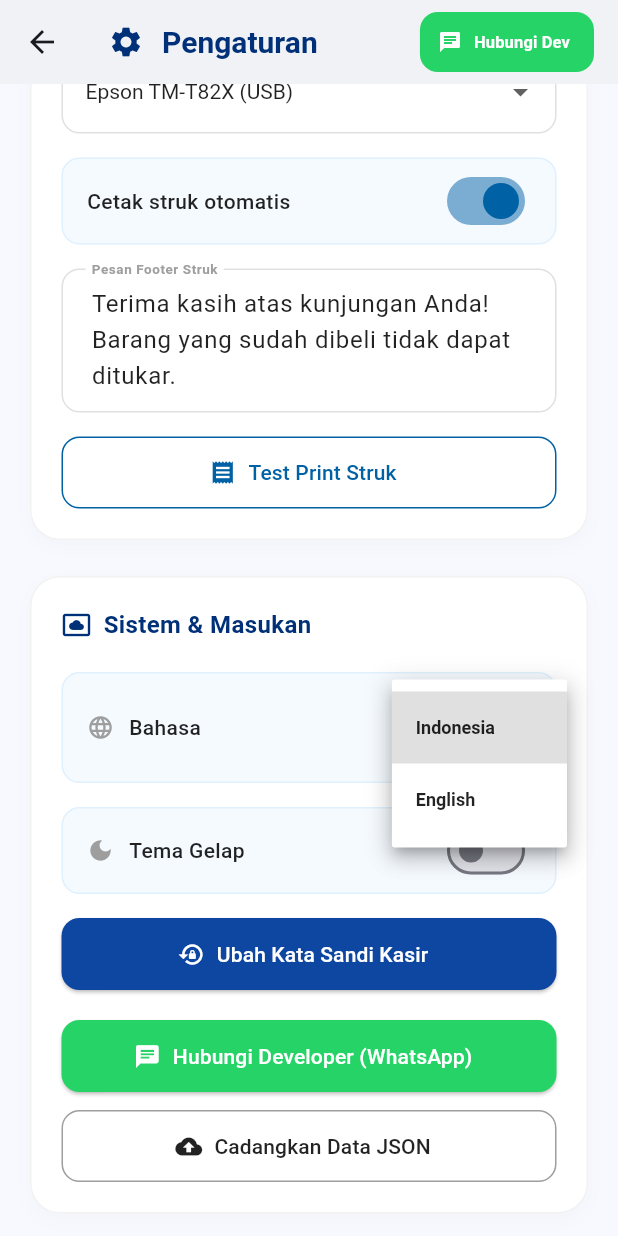
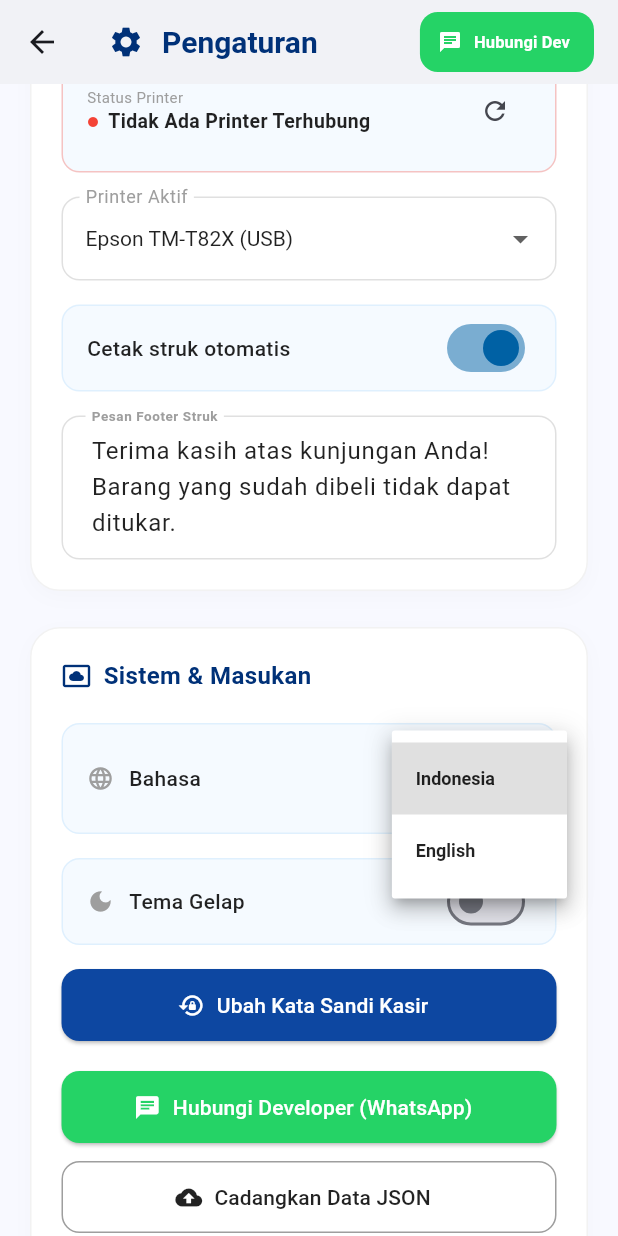
Before and after one commit to Xeerodev/kasirku_app, a Flutter app: the SettingsScreen screen opened directly, scrolled down 576 dp, after a tap on "Indonesia", on a phone screen of 412 x 824 dp. Run offline on Flutter 3.47's test engine with Material 3 defaults, Android fonts, the phone set to English and light mode, and no system bars; our stand-ins replace google_fonts, image_picker, pdf, permission_handler, shared_preferences; missing offline and left inert: blue_thermal_printer, excel; accounts and stored records are empty; network calls fail.

Commit message:
fitur: integrasi penuh printer struk bluetooth dan indikator status koneksi

```diff
--- a/lib/screens/settings_screen.dart
+++ b/lib/screens/settings_screen.dart
@@ -1,10 +1,12 @@
 import 'dart:convert';
+import 'package:flutter/foundation.dart';
 import 'package:flutter/material.dart';
 import 'package:provider/provider.dart';
 import 'package:url_launcher/url_launcher.dart';
 import 'package:image_picker/image_picker.dart';
 import '../providers/pos_provider.dart';
 import '../models/store_profile.dart';
+import '../services/printer_service.dart';
 
 class SettingsScreen extends StatefulWidget {
   const SettingsScreen({super.key});
@@ -19,6 +21,8 @@ class _SettingsScreenState extends State<SettingsScreen> {
   late TextEditingController _phoneController;
   late TextEditingController _cashierController;
   late TextEditingController _footerController;
+  final PrinterService _printerService = PrinterService();
+  bool _isPrinterConnected = false;
 
   @override
   void initState() {
@@ -29,6 +33,13 @@ class _SettingsScreenState extends State<SettingsScreen> {
     _phoneController = TextEditingController(text: provider.storeProfile.phone);
     _cashierController = TextEditingController(text: provider.storeProfile.cashierName);
     _footerController = TextEditingController(text: provider.footerMessage);
+    _checkPrinterStatus();
+  }
+
+  Future<void> _checkPrinterStatus() async {
+    if (kIsWeb) return;
+    bool connected = await _printerService.isConnected();
+    setState(() => _isPrinterConnected = connected);
   }
 
   @override
@@ -42,7 +53,7 @@ class _SettingsScreenState extends State<SettingsScreen> {
   }
 
   void _handleContactDev() async {
-    final url = Uri.parse('https://wa.me/6283164004093?text=mau%20kasih%20masukan');
+    final url = Uri.parse('https://wa.me/6283164004093?text=Halo%20Developer%20Kasirku');
     if (!await launchUrl(url)) {
       if (mounted) ScaffoldMessenger.of(context).showSnackBar(const SnackBar(content: Text('Tidak dapat membuka WhatsApp')));
     }
@@ -196,6 +207,7 @@ class _SettingsScreenState extends State<SettingsScreen> {
   Widget build(BuildContext context) {
     final provider = Provider.of<PosProvider>(context);
     final isDark = provider.isDarkMode;
+    final lang = provider.language;
 
     return Scaffold(
       backgroundColor: isDark ? const Color(0xFF0B1C30) : const Color(0xFFF8F9FF),
@@ -215,7 +227,7 @@ class _SettingsScreenState extends State<SettingsScreen> {
             child: TextButton.icon(
               onPressed: _handleContactDev,
               icon: const Icon(Icons.chat, size: 16, color: Colors.white),
-              label: const Text('Hubungi Dev', style: TextStyle(color: Colors.white, fontSize: 11, fontWeight: FontWeight.bold)),
+              label: Text(lang == 'Indonesia' ? 'Hubungi Dev' : 'Contact Dev', style: const TextStyle(color: Colors.white, fontSize: 11, fontWeight: FontWeight.bold)),
               style: TextButton.styleFrom(backgroundColor: const Color(0xFF25D366), shape: RoundedRectangleBorder(borderRadius: BorderRadius.circular(12))),
             ),
           ),
@@ -254,7 +266,7 @@ class _SettingsScreenState extends State<SettingsScreen> {
                           ),
                           TextButton(
                             onPressed: () => _handleLogoPick(context, provider),
-                            child: Text(provider.language == 'Indonesia' ? 'Ubah Logo' : 'Change Logo', style: TextStyle(fontSize: 11, fontWeight: FontWeight.bold, color: isDark ? Colors.lightBlueAccent : const Color(0xFF0D47A1))),
+                            child: Text(lang == 'Indonesia' ? 'Ubah Logo' : 'Change Logo', style: TextStyle(fontSize: 11, fontWeight: FontWeight.bold, color: isDark ? Colors.lightBlueAccent : const Color(0xFF0D47A1))),
                           ),
                         ],
                       ),
@@ -262,18 +274,18 @@ class _SettingsScreenState extends State<SettingsScreen> {
                       Expanded(
                         child: Column(
                           children: [
-                            _buildTextField(controller: _nameController, label: provider.language == 'Indonesia' ? 'Nama Toko' : 'Store Name', isDark: isDark),
+                            _buildTextField(controller: _nameController, label: lang == 'Indonesia' ? 'Nama Toko' : 'Store Name', isDark: isDark),
                             const SizedBox(height: 12),
-                            _buildTextField(controller: _cashierController, label: provider.language == 'Indonesia' ? 'Nama Kasir' : 'Cashier Name', isDark: isDark),
+                            _buildTextField(controller: _cashierController, label: lang == 'Indonesia' ? 'Nama Kasir' : 'Cashier Name', isDark: isDark),
                           ],
                         ),
                       ),
                     ],
                   ),
                   const SizedBox(height: 12),
-                  _buildTextField(controller: _addressController, label: provider.language == 'Indonesia' ? 'Alamat' : 'Address', maxLines: 2, isDark: isDark),
+                  _buildTextField(controller: _addressController, label: lang == 'Indonesia' ? 'Alamat' : 'Address', maxLines: 2, isDark: isDark),
                   const SizedBox(height: 12),
-                  _buildTextField(controller: _phoneController, label: provider.language == 'Indonesia' ? 'Nomor Telepon' : 'Phone Number', isDark: isDark),
+                  _buildTextField(controller: _phoneController, label: lang == 'Indonesia' ? 'Nomor Telepon' : 'Phone Number', isDark: isDark),
                   const SizedBox(height: 20),
                   ElevatedButton(
                     onPressed: () {
@@ -285,10 +297,10 @@ class _SettingsScreenState extends State<SettingsScreen> {
                         logoUrl: provider.storeProfile.logoUrl,
                         isConfigured: true,
                       ));
-                      _showFloatingPopup(context, provider.language == 'Indonesia' ? 'Profil berhasil disimpan' : 'Profile saved successfully', isError: false);
+                      _showFloatingPopup(context, lang == 'Indonesia' ? 'Profil berhasil disimpan' : 'Profile saved successfully', isError: false);
                     },
                     style: ElevatedButton.styleFrom(backgroundColor: const Color(0xFF0061A4), foregroundColor: Colors.white, minimumSize: const Size.fromHeight(48), shape: RoundedRectangleBorder(borderRadius: BorderRadius.circular(12))),
-                    child: Text(provider.language == 'Indonesia' ? 'Simpan Profil & Kasir' : 'Save Profile & Cashier', style: const TextStyle(fontWeight: FontWeight.bold)),
+                    child: Text(lang == 'Indonesia' ? 'Simpan Profil & Kasir' : 'Save Profile & Cashier', style: const TextStyle(fontWeight: FontWeight.bold)),
                   ),
                 ],
               ),
@@ -303,12 +315,49 @@ class _SettingsScreenState extends State<SettingsScreen> {
               isDark: isDark,
               child: Column(
                 children: [
+                  Container(
+                    padding: const EdgeInsets.all(16),
+                    decoration: BoxDecoration(
+                      color: isDark ? Colors.white.withOpacity(0.05) : const Color(0xFFF5FAFF),
+                      borderRadius: BorderRadius.circular(12),
+                      border: Border.all(color: _isPrinterConnected ? Colors.green.withOpacity(0.3) : Colors.red.withOpacity(0.3)),
+                    ),
+                    child: Row(
+                      mainAxisAlignment: MainAxisAlignment.spaceBetween,
+                      children: [
+                        Column(
+                          crossAxisAlignment: CrossAxisAlignment.start,
+                          children: [
+                            Text(lang == 'Indonesia' ? 'Status Printer' : 'Printer Status', style: const TextStyle(fontSize: 10, color: Colors.grey)),
+                            Row(
+                              children: [
+                                Icon(Icons.circle, size: 8, color: _isPrinterConnected ? Colors.green : Colors.red),
+                                const SizedBox(width: 6),
+                                Text(
+                                  _isPrinterConnected
+                                    ? (lang == 'Indonesia' ? 'Terhubung' : 'Connected')
+                                    : (lang == 'Indonesia' ? 'Tidak Ada Printer Terhubung' : 'No Printer Connected'),
+                                  style: TextStyle(fontWeight: FontWeight.bold, fontSize: 13, color: isDark ? Colors.white70 : Colors.black87),
+                                ),
+                              ],
+                            ),
+                          ],
+                        ),
+                        IconButton(
+                          onPressed: _checkPrinterStatus,
+                          icon: const Icon(Icons.refresh, size: 20),
+                          tooltip: lang == 'Indonesia' ? 'Cek Koneksi' : 'Check Status',
+                        )
+                      ],
+                    ),
+                  ),
+                  const SizedBox(height: 16),
                   DropdownButtonFormField<String>(
                     dropdownColor: isDark ? const Color(0xFF12253C) : Colors.white,
                     value: provider.activePrinter,
                     style: TextStyle(color: isDark ? Colors.white : Colors.black87),
                     decoration: InputDecoration(
-                      labelText: provider.language == 'Indonesia' ? 'Printer Aktif' : 'Active Printer',
+                      labelText: lang == 'Indonesia' ? 'Printer Aktif' : 'Active Printer',
                       labelStyle: TextStyle(color: isDark ? Colors.white70 : Colors.grey),
                       border: const OutlineInputBorder(borderRadius: BorderRadius.all(Radius.circular(12))),
                       enabledBorder: OutlineInputBorder(borderRadius: const BorderRadius.all(Radius.circular(12)), borderSide: BorderSide(color: isDark ? Colors.white10 : Colors.grey.shade300)),
@@ -318,25 +367,13 @@ class _SettingsScreenState extends State<SettingsScreen> {
                   ),
                   const SizedBox(height: 16),
                   _buildSwitchRow(
-                    label: provider.language == 'Indonesia' ? 'Cetak struk otomatis' : 'Auto print receipt',
+                    label: lang == 'Indonesia' ? 'Cetak struk otomatis' : 'Auto print receipt',
                     value: provider.autoPrintReceipt,
                     onChanged: (val) => provider.updatePrinterSettings(autoPrint: val),
                     isDark: isDark,
                   ),
                   const SizedBox(height: 16),
-                  _buildTextField(controller: _footerController, label: provider.language == 'Indonesia' ? 'Pesan Footer Struk' : 'Receipt Footer Message', maxLines: 3, isDark: isDark),
-                  const SizedBox(height: 16),
-                  OutlinedButton.icon(
-                    onPressed: () {},
-                    icon: const Icon(Icons.receipt, size: 18),
-                    label: Text(provider.language == 'Indonesia' ? 'Test Print Struk' : 'Test Print Receipt'),
-                    style: OutlinedButton.styleFrom(
-                      minimumSize: const Size.fromHeight(48),
-                      side: BorderSide(color: isDark ? Colors.lightBlueAccent : const Color(0xFF0061A4)),
-                      foregroundColor: isDark ? Colors.lightBlueAccent : const Color(0xFF0061A4),
-                      shape: RoundedRectangleBorder(borderRadius: BorderRadius.circular(12))
-                    ),
-                  ),
+                  _buildTextField(controller: _footerController, label: lang == 'Indonesia' ? 'Pesan Footer Struk' : 'Receipt Footer Message', maxLines: 3, isDark: isDark),
                 ],
               ),
             ),
@@ -345,7 +382,7 @@ class _SettingsScreenState extends State<SettingsScreen> {
 
             // Section 3: Sistem
             _buildSection(
-              title: provider.language == 'Indonesia' ? 'Sistem & Masukan' : 'System & Feedback',
+              title: lang == 'Indonesia' ? 'Sistem & Masukan' : 'System & Feedback',
               icon: Icons.settings_system_daydream,
               isDark: isDark,
               child: Column(
@@ -381,14 +418,14 @@ class _SettingsScreenState extends State<SettingsScreen> {
                   ElevatedButton.icon(
                     onPressed: _handleContactDev,
                     icon: const Icon(Icons.chat),
-                    label: Text(provider.language == 'Indonesia' ? 'Hubungi Developer (WhatsApp)' : 'Contact Developer (WhatsApp)'),
+                    label: Text(lang == 'Indonesia' ? 'Hubungi Developer (WhatsApp)' : 'Contact Developer (WhatsApp)'),
                     style: ElevatedButton.styleFrom(backgroundColor: const Color(0xFF25D366), foregroundColor: Colors.white, minimumSize: const Size.fromHeight(48), shape: RoundedRectangleBorder(borderRadius: BorderRadius.circular(12))),
                   ),
                   const SizedBox(height: 12),
                   OutlinedButton.icon(
                     onPressed: () => _handleBackupJson(context, provider),
                     icon: const Icon(Icons.backup),
-                    label: Text(provider.language == 'Indonesia' ? 'Cadangkan Data JSON' : 'Backup JSON Data'),
+                    label: Text(lang == 'Indonesia' ? 'Cadangkan Data JSON' : 'Backup JSON Data'),
                     style: OutlinedButton.styleFrom(
                       minimumSize: const Size.fromHeight(48),
                       side: BorderSide(color: isDark ? Colors.white24 : Colors.grey),
@@ -418,7 +455,7 @@ class _SettingsScreenState extends State<SettingsScreen> {
                   Text(provider.tr('logout'), style: TextStyle(fontWeight: FontWeight.bold, fontSize: 16, color: isDark ? Colors.white : Colors.black87)),
                   const SizedBox(height: 4),
                   Text(
-                    provider.language == 'Indonesia'
+                    lang == 'Indonesia'
                       ? 'Pastikan semua transaksi telah selesai sebelum keluar dari aplikasi.'
                       : 'Ensure all transactions are completed before logging out.',
                     textAlign: TextAlign.center,
@@ -428,7 +465,7 @@ class _SettingsScreenState extends State<SettingsScreen> {
                   ElevatedButton(
                     onPressed: () => provider.logout(),
                     style: ElevatedButton.styleFrom(backgroundColor: const Color(0xFFBA1A1A), foregroundColor: Colors.white, minimumSize: const Size.fromHeight(48), shape: RoundedRectangleBorder(borderRadius: BorderRadius.circular(12))),
-                    child: Text(provider.language == 'Indonesia' ? 'Keluar' : 'Logout', style: const TextStyle(fontWeight: FontWeight.bold)),
+                    child: Text(lang == 'Indonesia' ? 'Keluar' : 'Logout', style: const TextStyle(fontWeight: FontWeight.bold)),
                   ),
                 ],
               ),
```
Also changed, not shown: lib/screens/history_screen.dart (+18 -3 lines), lib/screens/pos_screen.dart (+26 -10 lines).
